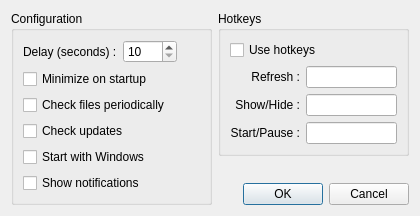
First picture: the form in src/configdialog.ui, repository mistic100/UMWP-Autochanger, before the edit.
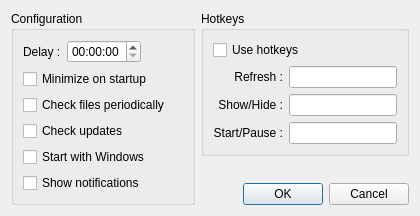
Second picture: the form after the edit. Custom widgets are drawn as their Qt base class.

Commit message: use a complete time picker for delay param

The edit to the form file:
```diff
--- a/src/configdialog.ui
+++ b/src/configdialog.ui
@@ -25,22 +25,12 @@
         <item>
          <widget class="QLabel" name="label">
           <property name="text">
-           <string>Delay (seconds) :</string>
+           <string>Delay :</string>
           </property>
          </widget>
         </item>
         <item>
-         <widget class="QSpinBox" name="optionDelay">
-          <property name="minimum">
-           <number>10</number>
-          </property>
-          <property name="maximum">
-           <number>3600</number>
-          </property>
-          <property name="singleStep">
-           <number>10</number>
-          </property>
-         </widget>
+         <widget class="QTimeEdit" name="optionDelay"/>
         </item>
         <item>
          <spacer name="horizontalSpacer">
```
The commit also changes 8 other files.
